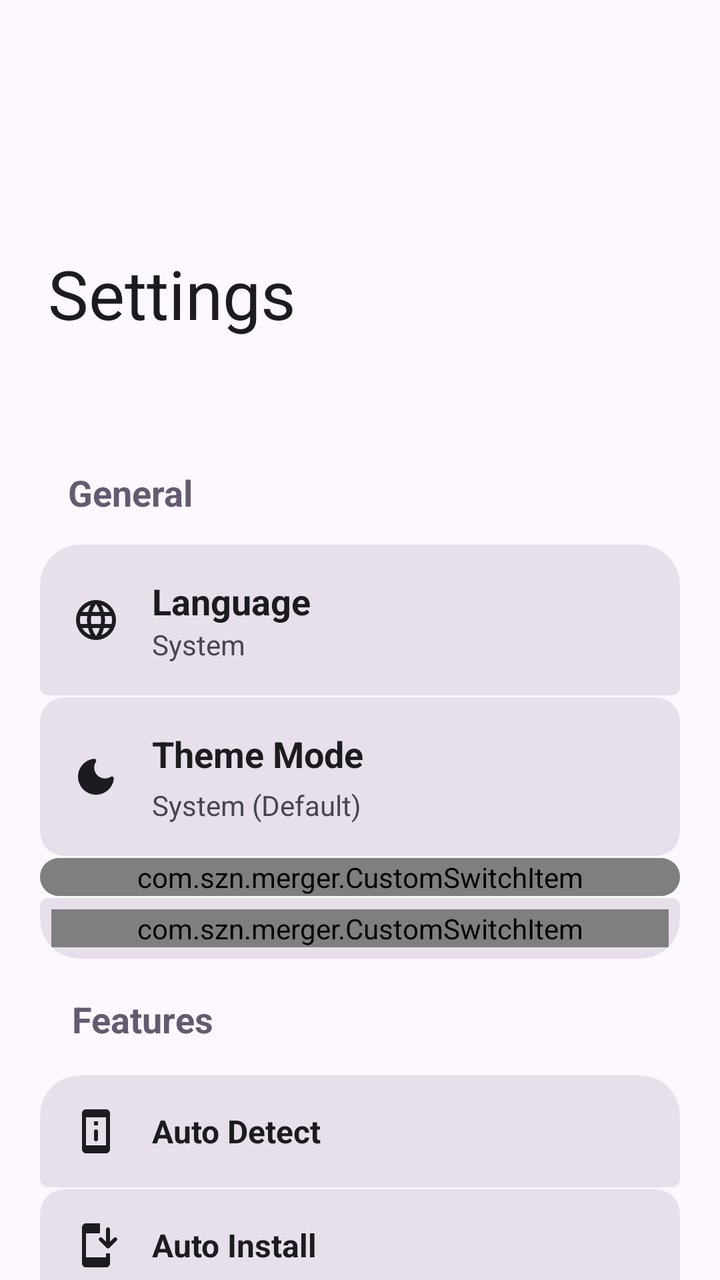
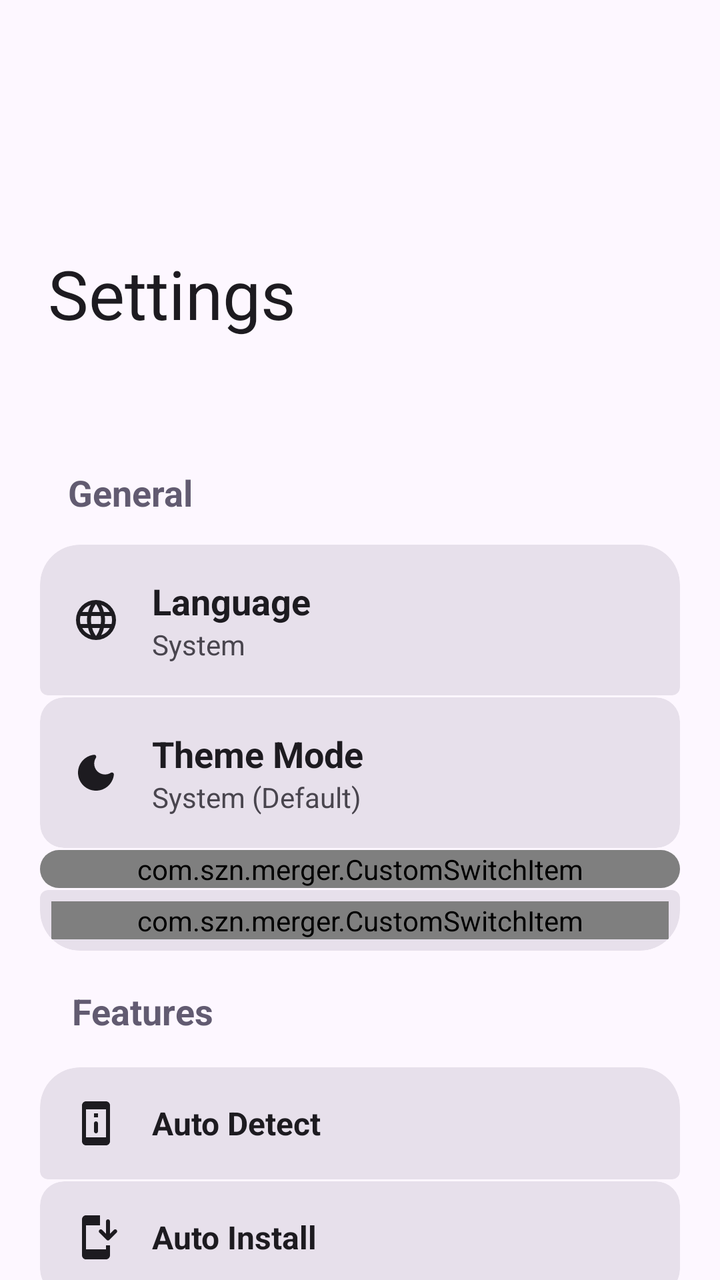

Two renders of the same Android screen: before a commit and after it. Below are the layout's source before the change and the commit's diff.
<!-- AndroidManifest.xml: application theme AppTheme -->
<!-- res/layout/activity_settings.xml -->
<?xml version="1.0" encoding="utf-8"?>
<androidx.coordinatorlayout.widget.CoordinatorLayout
    xmlns:app="http://schemas.android.com/apk/res-auto"
    xmlns:android="http://schemas.android.com/apk/res/android"
    android:fillViewport="true"
    android:layout_width="match_parent"
    android:layout_height="match_parent"
    android:background="?attr/android:colorBackground">

    <com.google.android.material.appbar.AppBarLayout
        android:id="@+id/appBarLayout"
        android:fitsSystemWindows="true"
        android:layout_width="match_parent"
        android:layout_height="200dp"
        android:background="?attr/android:colorBackground"
        app:elevation="0dp"
        style="@style/Widget.Material3.AppBarLayout">

        <com.google.android.material.appbar.CollapsingToolbarLayout
            android:id="@+id/collapsingToolbar"
            android:layout_width="match_parent"
            android:layout_height="match_parent"
            app:title="@string/setting_header"
            app:expandedTitleMarginStart="24dp"
            app:expandedTitleMarginBottom="40dp"
            app:collapsedTitleGravity="center"
            app:expandedTitleGravity="bottom|start"
            app:titleCollapseMode="scale"
            android:clipChildren="false"
            android:clipToPadding="false"
            app:expandedTitleTextAppearance="@style/CustomExpandedTitle"
            app:collapsedTitleTextAppearance="@style/CustomCollapsedTitle"
            app:expandedTitleTextColor="?attr/colorOnSurface"
            app:collapsedTitleTextColor="?attr/colorOnSurface"
            app:contentScrim="?attr/android:colorBackground"
            app:layout_scrollFlags="scroll|exitUntilCollapsed|snap">

            <com.google.android.material.appbar.MaterialToolbar
                android:id="@+id/toolbar"
                android:layout_width="match_parent"
                android:layout_height="?attr/actionBarSize"
                app:backgroundTint="@android:color/transparent"
                app:layout_collapseMode="pin"
                app:contentInsetStart="0dp"
                app:contentInsetLeft="0dp"
                app:contentInsetStartWithNavigation="0dp"/>
        </com.google.android.material.appbar.CollapsingToolbarLayout>
    </com.google.android.material.appbar.AppBarLayout>

    <androidx.core.widget.NestedScrollView
        android:id="@+id/scroll"
        android:requiresFadingEdge="vertical"
        android:fadingEdgeLength="35dp"
        android:layout_width="match_parent"
        android:layout_height="match_parent"
        app:layout_behavior="@string/appbar_scrolling_view_behavior">

        <LinearLayout
            android:layout_width="match_parent"
            android:layout_height="wrap_content"
            android:padding="20dp"
            android:orientation="vertical">

            <TextView
                android:layout_width="match_parent"
                android:layout_height="wrap_content"
                android:text="@string/general_subheader"
                android:padding="14dp"
                android:textSize="18sp"
                android:textStyle="bold"
                android:textColor="?attr/colorSecondary" />

            <com.google.android.material.card.MaterialCardView
                android:id="@+id/layout_language"
                style="@style/Widget.Card.RoundedTop"
                android:layout_width="match_parent"
                android:layout_height="wrap_content"
                android:layout_marginBottom="1dp">

                <LinearLayout
                    android:layout_width="match_parent"
                    android:layout_height="wrap_content"
                    android:padding="16dp"
                    android:orientation="horizontal"
                    android:gravity="center_vertical">

                    <ImageView
                        android:layout_width="24dp"
                        android:layout_height="24dp"
                        android:src="@drawable/ic_language"
                        app:tint="?attr/colorOnSurface" />

                    <LinearLayout
                        android:layout_width="0dp"
                        android:layout_height="wrap_content"
                        android:layout_weight="1"
                        android:layout_marginStart="16dp"
                        android:layout_marginEnd="16dp"
                        android:orientation="vertical">

                        <TextView
                            android:layout_width="wrap_content"
                            android:layout_height="wrap_content"
                            android:text="@string/language"
                            android:textStyle="bold"
                            android:textSize="18sp"
                            android:textColor="?attr/colorOnSurface"/>

                        <TextView
                            android:id="@+id/text_current_language"
                            android:layout_width="wrap_content"
                            android:layout_height="wrap_content"
                            android:text="@string/language_default"
                            android:textSize="14sp"
                            android:textColor="?attr/colorOnSurfaceVariant"/>
                    </LinearLayout>
                </LinearLayout>
            </com.google.android.material.card.MaterialCardView>

            <com.google.android.material.card.MaterialCardView
                android:id="@+id/card_theme"
                style="@style/Widget.Card.FlatMiddle"
                android:clickable="true"
                android:layout_marginBottom="1dp"
                android:focusable="true">

                <LinearLayout
                    android:layout_width="match_parent"
                    android:layout_height="wrap_content"
                    android:padding="16dp"
                    android:orientation="horizontal"
                    android:gravity="center_vertical">

                    <ImageView
                        android:layout_width="24dp"
                        android:layout_height="24dp"
                        android:src="@drawable/ic_theme"
                        app:tint="?attr/colorOnSurface" />

                    <LinearLayout
                        android:layout_width="0dp"
                        android:layout_height="wrap_content"
                        android:layout_weight="1"
                        android:layout_marginStart="16dp"
                        android:layout_marginEnd="16dp"
                        android:orientation="vertical">

                        <TextView
                            android:layout_width="wrap_content"
                            android:layout_height="wrap_content"
                            android:text="@string/theme_mode"
                            android:textStyle="bold"
                            android:textSize="18sp"
                            android:textColor="?attr/colorOnSurface"/>

                        <TextView
                            android:id="@+id/text_current_theme"
                            android:layout_width="wrap_content"
                            android:layout_height="wrap_content"
                            android:layout_marginTop="4dp"
                            android:text="@string/theme_system"
                            android:textSize="14sp"
                            android:textColor="?attr/colorOnSurfaceVariant"/>
                    </LinearLayout>
                </LinearLayout>
            </com.google.android.material.card.MaterialCardView>

            
            <com.google.android.material.card.MaterialCardView
                style="@style/Widget.Card.FlatMiddle"
                android:layout_marginBottom="1dp">
                <com.szn.merger.CustomSwitchItem
                    android:id="@+id/MaterialYou"
                    android:layout_width="match_parent"
                    android:layout_height="wrap_content"
                    app:itemTitle="@string/material_you_switch"
                    app:itemIcon="@drawable/ic_material_you" />
            </com.google.android.material.card.MaterialCardView>

            
            <com.google.android.material.card.MaterialCardView
                style="@style/Widget.Card.RoundedBottom"
                android:layout_width="match_parent"
                android:layout_height="wrap_content">
                <com.szn.merger.CustomSwitchItem
                    android:id="@+id/PureBlack"
                    android:layout_width="match_parent"
                    android:layout_height="wrap_content"
                    app:itemTitle="@string/pure_black_switch"
                    app:itemIcon="@drawable/ic_pure_black" />
            </com.google.android.material.card.MaterialCardView>
            <TextView
                android:layout_width="match_parent"
                android:layout_height="wrap_content"
                android:text="@string/features"
                android:padding="16dp"
                android:textSize="18sp"
                android:textStyle="bold"
                android:textColor="?attr/colorSecondary" />

            
            <com.google.android.material.card.MaterialCardView
                android:id="@+id/AutoDevice"
                style="@style/Widget.Card.RoundedTop"
                android:layout_width="match_parent"
                android:layout_height="wrap_content"
                android:layout_marginBottom="1dp">
                <LinearLayout
                    android:layout_width="match_parent"
                    android:layout_height="wrap_content"
                    android:padding="16dp"
                    android:orientation="horizontal"
                    android:gravity="center_vertical">

                    <ImageView
                        android:layout_width="24dp"
                        android:layout_height="24dp"
                        android:src="@drawable/ic_auto_detect"
                        app:tint="?attr/colorOnSurface" />

                    <LinearLayout
                        android:layout_width="0dp"
                        android:layout_height="wrap_content"
                        android:layout_weight="1"
                        android:layout_marginStart="16dp"
                        android:layout_marginEnd="16dp"
                        android:orientation="vertical">

                        <TextView
                            android:layout_width="wrap_content"
                            android:layout_height="wrap_content"
                            android:text="@string/title_auto_detect"
                            android:textStyle="bold"
                            android:textSize="16sp"
                            android:textColor="?attr/colorOnSurface"/>
                    </LinearLayout>
                </LinearLayout>
            </com.google.android.material.card.MaterialCardView>

            <com.google.android.material.card.MaterialCardView
                android:id="@+id/AutoInstall"
                android:layout_width="match_parent"
                android:layout_height="wrap_content"
                style="@style/Widget.Card.FlatMiddle"
                android:layout_marginBottom="1dp">
                <LinearLayout
                    android:layout_width="match_parent"
                    android:layout_height="wrap_content"
                    android:padding="16dp"
                    android:orientation="horizontal"
                    android:gravity="center_vertical">

                    <ImageView
                        android:layout_width="24dp"
                        android:layout_height="24dp"
                        android:src="@drawable/ic_install"
                        app:tint="?attr/colorOnSurface" />

                    <LinearLayout
                        android:layout_width="0dp"
                        android:layout_height="wrap_content"
                        android:layout_weight="1"
                        android:layout_marginStart="16dp"
                        android:layout_marginEnd="16dp"
                        android:orientation="vertical">

                        <TextView
                            android:layout_width="wrap_content"
                            android:layout_height="wrap_content"
                            android:text="@string/title_auto_install"
                            android:textStyle="bold"
                            android:textSize="16sp"
                            android:textColor="?attr/colorOnSurface"/>
                    </LinearLayout>
                </LinearLayout>
            </com.google.android.material.card.MaterialCardView>

            <com.google.android.material.card.MaterialCardView
                android:id="@+id/Signing"
                android:layout_width="match_parent"
                android:layout_height="wrap_content"
                style="@style/Widget.Card.FlatMiddle"
                android:layout_marginBottom="1dp">
                <LinearLayout
                    android:layout_width="match_parent"
                    android:layout_height="wrap_content"
                    android:padding="16dp"
                    android:orientation="horizontal"
                    android:gravity="center_vertical">

                    <ImageView
                        android:layout_width="24dp"
                        android:layout_height="24dp"
                        android:src="@drawable/ic_sign"
                        app:tint="?attr/colorOnSurface" />

                    <LinearLayout
                        android:layout_width="0dp"
                        android:layout_height="wrap_content"
                        android:layout_weight="1"
                        android:layout_marginStart="16dp"
                        android:layout_marginEnd="16dp"
                        android:orientation="vertical">

                        <TextView
                            android:layout_width="wrap_content"
                            android:layout_height="wrap_content"
                            android:text="@string/signing_subheader"
                            android:textStyle="bold"
                            android:textSize="16sp"
                            android:textColor="?attr/colorOnSurface"/>
                    </LinearLayout>
                </LinearLayout>
            </com.google.android.material.card.MaterialCardView>

            <com.google.android.material.card.MaterialCardView
                android:id="@+id/Process"
                android:layout_width="match_parent"
                android:layout_height="wrap_content"
                style="@style/Widget.Card.RoundedBottom"
                android:layout_marginBottom="1dp">

                <LinearLayout
                    android:layout_width="match_parent"
                    android:layout_height="wrap_content"
                    android:padding="16dp"
                    android:orientation="horizontal"
                    android:gravity="center_vertical">

                    <ImageView
                        android:layout_width="24dp"
                        android:layout_height="24dp"
                        android:src="@drawable/ic_process"
                        app:tint="?attr/colorOnSurface" />

                    <LinearLayout
                        android:layout_width="0dp"
                        android:layout_height="wrap_content"
                        android:layout_weight="1"
                        android:layout_marginStart="16dp"
                        android:layout_marginEnd="16dp"
                        android:orientation="vertical">

                        <TextView
                            android:layout_width="wrap_content"
                            android:layout_height="wrap_content"
                            android:text="@string/processing"
                            android:textStyle="bold"
                            android:textSize="16sp"
                            android:textColor="?attr/colorOnSurface" />
                    </LinearLayout>
                </LinearLayout>
            </com.google.android.material.card.MaterialCardView>
            <TextView
                android:layout_width="match_parent"
                android:layout_height="wrap_content"
                android:text="@string/built_by"
                android:gravity="center"
                android:textSize="13sp"
                android:textColor="?attr/colorOnSurfaceVariant"
                android:alpha="0.6"
                android:layout_marginTop="32dp"
                android:layout_marginBottom="16dp" />
        </LinearLayout>
    </androidx.core.widget.NestedScrollView>
</androidx.coordinatorlayout.widget.CoordinatorLayout>
<!-- resources referenced by this layout -->
<resources>
  <string name="built_by">Built with 🤍 by szn</string>
  <string name="features">Features</string>
  <string name="general_subheader">General</string>
  <string name="language">Language</string>
  <string name="language_default">System</string>
  <string name="material_you_switch">Material You</string>
  <string name="processing">Processing</string>
  <string name="pure_black_switch">Pure Black</string>
  <string name="setting_header">Settings</string>
  <string name="signing_subheader">Signing</string>
  <string name="theme_mode">Theme Mode</string>
  <string name="theme_system">System (Default)</string>
  <string name="title_auto_detect">Auto Detect</string>
  <string name="title_auto_install">Auto Install</string>
  <style name="CustomCollapsedTitle" parent="TextAppearance.Material3.TitleMedium">
  
          <item name="android:textSize">18sp</item>
          <item name="android:textStyle">bold</item>
          <item name="android:textColor">?attr/colorSecondary</item>
  
      </style>
  <style name="CustomExpandedTitle" parent="TextAppearance.Material3.TitleLarge">
  
          <item name="android:textSize">34sp</item>
          <item name="android:textStyle">bold</item>
  
      </style>
  <style name="Widget.Card.FlatMiddle" parent="Widget.Material3.CardView.Filled">
          <item name="android:layout_width">match_parent</item>
          <item name="android:layout_height">wrap_content</item>
          <item name="cardBackgroundColor">?attr/colorSurfaceVariant</item>
      </style>
  <style name="Widget.Card.RoundedTop" parent="Widget.Material3.CardView.Filled">
          <item name="shapeAppearanceOverlay">@style/Shape.RoundedTop</item>
          <item name="cardBackgroundColor">?attr/colorSurfaceVariant</item>
          <item name="cardPreventCornerOverlap">false</item>
      </style>
  <style name="Shape.RoundedBottom" parent="">
          <item name="cornerSizeTopLeft">4dp</item>
          <item name="cornerSizeTopRight">4dp</item>
          <item name="cornerSizeBottomLeft">20dp</item>
          <item name="cornerSizeBottomRight">20dp</item>
      </style>
  <style name="Shape.RoundedTop" parent="">
          <item name="cornerSizeTopLeft">20dp</item>
          <item name="cornerSizeTopRight">20dp</item>
          <item name="cornerSizeBottomLeft">4dp</item>
          <item name="cornerSizeBottomRight">4dp</item>
      </style>
  <color name="md_theme_primary">#65558F</color>
  <color name="md_theme_onPrimary">#FFFFFF</color>
  <color name="md_theme_primaryContainer">#E9DDFF</color>
  <color name="md_theme_onPrimaryContainer">#4D3D75</color>
  <color name="md_theme_secondary">#625B71</color>
  <color name="md_theme_onSecondary">#FFFFFF</color>
  <color name="md_theme_secondaryContainer">#E8DEF8</color>
  <color name="md_theme_onSecondaryContainer">#4A4458</color>
  <color name="md_theme_tertiary">#7E5260</color>
  <color name="md_theme_onTertiary">#FFFFFF</color>
  <color name="md_theme_tertiaryContainer">#FFD9E3</color>
  <color name="md_theme_onTertiaryContainer">#633B48</color>
  <color name="md_theme_error">#BA1A1A</color>
  <color name="md_theme_onError">#FFFFFF</color>
  <color name="md_theme_errorContainer">#FFDAD6</color>
  <color name="md_theme_onErrorContainer">#93000A</color>
  <color name="md_theme_background">#FDF7FF</color>
  <color name="md_theme_onBackground">#1D1B20</color>
  <color name="md_theme_surface">#FDF7FF</color>
  <color name="md_theme_onSurface">#1D1B20</color>
  <color name="md_theme_surfaceVariant">#E7E0EB</color>
  <color name="md_theme_onSurfaceVariant">#49454E</color>
  <color name="md_theme_outline">#7A757F</color>
  <color name="md_theme_outlineVariant">#CAC4CF</color>
  <color name="md_theme_inverseSurface">#322F35</color>
  <color name="md_theme_inverseOnSurface">#F5EFF7</color>
  <color name="md_theme_inversePrimary">#CFBDFE</color>
  <!-- unchanged entries left out for length: 10 -->
</resources>

<!-- the commit's change to res/layout/activity_settings.xml (unified diff, before → after) -->
@@ -120,9 +120,7 @@
             <com.google.android.material.card.MaterialCardView
                 android:id="@+id/card_theme"
                 style="@style/Widget.Card.FlatMiddle"
-                android:clickable="true"
-                android:layout_marginBottom="1dp"
-                android:focusable="true">
+                android:layout_marginBottom="1dp">
 
                 <LinearLayout
                     android:layout_width="match_parent"
@@ -157,7 +155,6 @@
                             android:id="@+id/text_current_theme"
                             android:layout_width="wrap_content"
                             android:layout_height="wrap_content"
-                            android:layout_marginTop="4dp"
                             android:text="@string/theme_system"
                             android:textSize="14sp"
                             android:textColor="?attr/colorOnSurfaceVariant"/>
